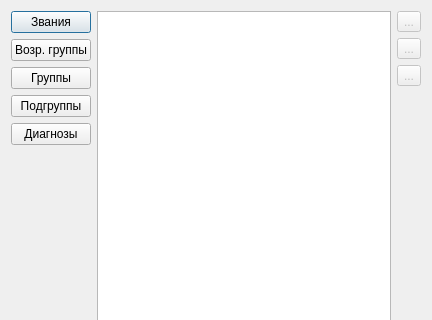
First picture: the form in src/dictionary/dictionaryform.ui, repository rainovskyqt/PhysFitPWD, before the edit; both pictures show x 0 to 432 and y 0 to 320 of the 432 by 496 pixel window.
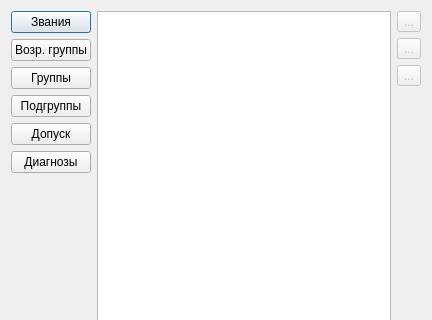
Second picture: the form after the edit. Icons and pictures are not drawn.

Patch:
```diff
--- a/src/dictionary/dictionaryform.ui
+++ b/src/dictionary/dictionaryform.ui
@@ -57,6 +57,13 @@
         </property>
        </widget>
       </item>
+      <item>
+       <widget class="QPushButton" name="btn_clearance">
+        <property name="text">
+         <string>Допуск</string>
+        </property>
+       </widget>
+      </item>
       <item>
        <widget class="QPushButton" name="btn_diagnosis">
         <property name="text">
```
